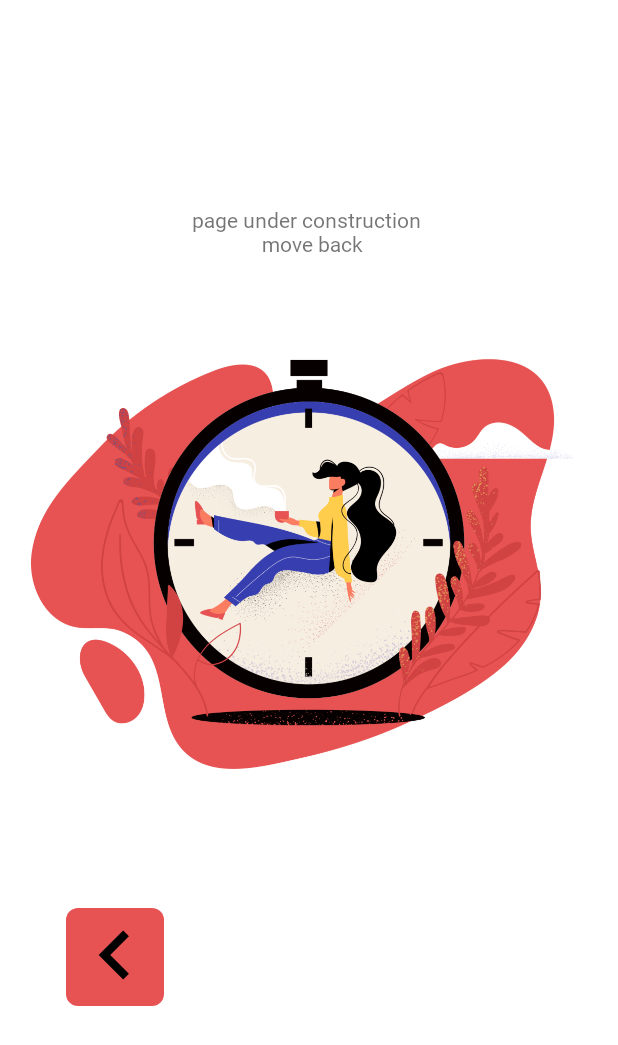
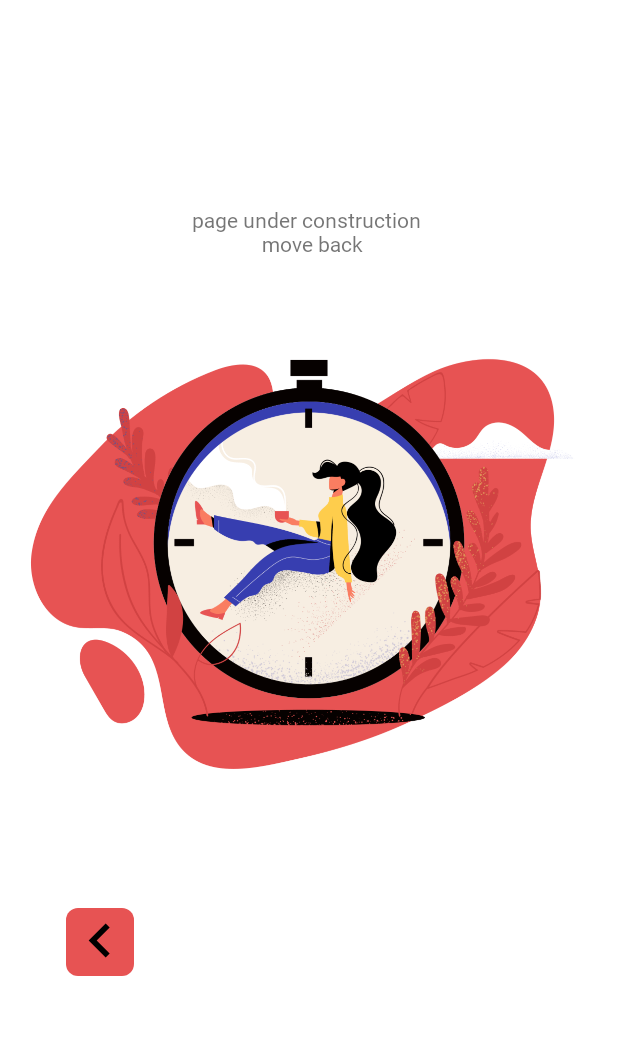
Before and after one commit to pratikKataria/Jugaad, an Android app: the fragment AboutFragment shown on its own in the app's theme, on a phone screen of 412 x 824 dp. Shown: the top 1045 px of the screen. Run offline under Robolectric (Android 15) with nearby library versions, the phone set to English and light mode, and no system bars.

Commit message:
General - back button working on page under construction

```diff
--- a/app/src/main/AndroidManifest.xml
+++ b/app/src/main/AndroidManifest.xml
@@ -18,6 +18,7 @@
         <activity android:name=".activity.Main.categories.FurnitureActivity" />
         <activity android:name=".activity.Main.categories.JewelleryActivity" />
         <activity android:name=".activity.Main.categories.ClothActivity" />
+        <activity android:name=".activity.Main.UserOptions.activity.OptionsMainActivity"/>
         <activity android:name=".activity.Login.SignUp" />
         <activity android:name=".activity.Login.Login" />
         <activity android:name=".activity.Splash.OnBoardingActivity" />
--- a/app/src/main/java/com/tricky__tweaks/jugaad/activity/Main/UserOptions/fragment/AboutFragment.java
+++ b/app/src/main/java/com/tricky__tweaks/jugaad/activity/Main/UserOptions/fragment/AboutFragment.java
@@ -1,5 +1,6 @@
 package com.tricky__tweaks.jugaad.activity.Main.UserOptions.fragment;
 
+import android.content.Intent;
 import android.os.Bundle;
 
 import androidx.fragment.app.Fragment;
@@ -7,10 +8,14 @@ import androidx.fragment.app.Fragment;
 import android.view.LayoutInflater;
 import android.view.View;
 import android.view.ViewGroup;
+import android.widget.ImageButton;
 
 import com.tricky__tweaks.jugaad.R;
+import com.tricky__tweaks.jugaad.activity.Main.MainActivity;
 
-public class AboutFragment extends Fragment {
+import java.io.Serializable;
+
+public class AboutFragment extends Fragment implements Serializable {
 
     public AboutFragment() {
         // Required empty public constructor
@@ -20,6 +25,14 @@ public class AboutFragment extends Fragment {
     public View onCreateView(LayoutInflater inflater, ViewGroup container,
                              Bundle savedInstanceState) {
         // Inflate the layout for this fragment
-        return inflater.inflate(R.layout.fragment_about, container, false);
+        View view = inflater.inflate(R.layout.fragment_about, container, false);
+
+        ImageButton imageButton =  view.findViewById(R.id.about_include).findViewById(R.id.back_button);
+        imageButton.setOnClickListener(n -> {
+            startActivity(new Intent(getActivity(), MainActivity.class));
+            getActivity().finish();
+        });
+
+        return view;
     }
 }
--- a/app/src/main/res/layout/fragment_about.xml
+++ b/app/src/main/res/layout/fragment_about.xml
@@ -5,6 +5,8 @@
     android:layout_height="match_parent"
     tools:context=".activity.Main.UserOptions.fragment.AboutFragment">
 
-    <include layout="@layout/page_under_construction_layout"/>
+    <include
+        android:id="@+id/about_include"
+        layout="@layout/page_under_construction_layout"/>
 
 </FrameLayout>
--- a/app/src/main/res/layout/fragment_contact_us.xml
+++ b/app/src/main/res/layout/fragment_contact_us.xml
@@ -6,6 +6,8 @@
     android:layout_height="match_parent"
     tools:context=".activity.Main.UserOptions.fragment.ContactUsFragment">
 
-    <include layout="@layout/page_under_construction_layout"/>
+    <include
+        android:id="@+id/contact_us_include"
+        layout="@layout/page_under_construction_layout"/>
 
 </androidx.constraintlayout.widget.ConstraintLayout>
--- a/app/src/main/res/layout/page_under_construction_layout.xml
+++ b/app/src/main/res/layout/page_under_construction_layout.xml
@@ -39,8 +39,8 @@
         app:layout_constraintTop_toBottomOf="@+id/imageView3">
         <ImageButton
             android:id="@+id/back_button"
-            android:layout_width="65dp"
-            android:layout_height="65dp"
+            android:layout_width="45dp"
+            android:layout_height="45dp"
             android:src="@drawable/ic_back_button"
             android:background="?attr/selectableItemBackgroundBorderless"
             android:clickable="true"
```
Also changed, not shown: app/src/main/java/com/tricky__tweaks/jugaad/activity/Main/MainActivity.java (+8 -1 lines), app/src/main/java/com/tricky__tweaks/jugaad/activity/Main/UserOptions/fragment/ContactUsFragment.java (+15 -3 lines).
